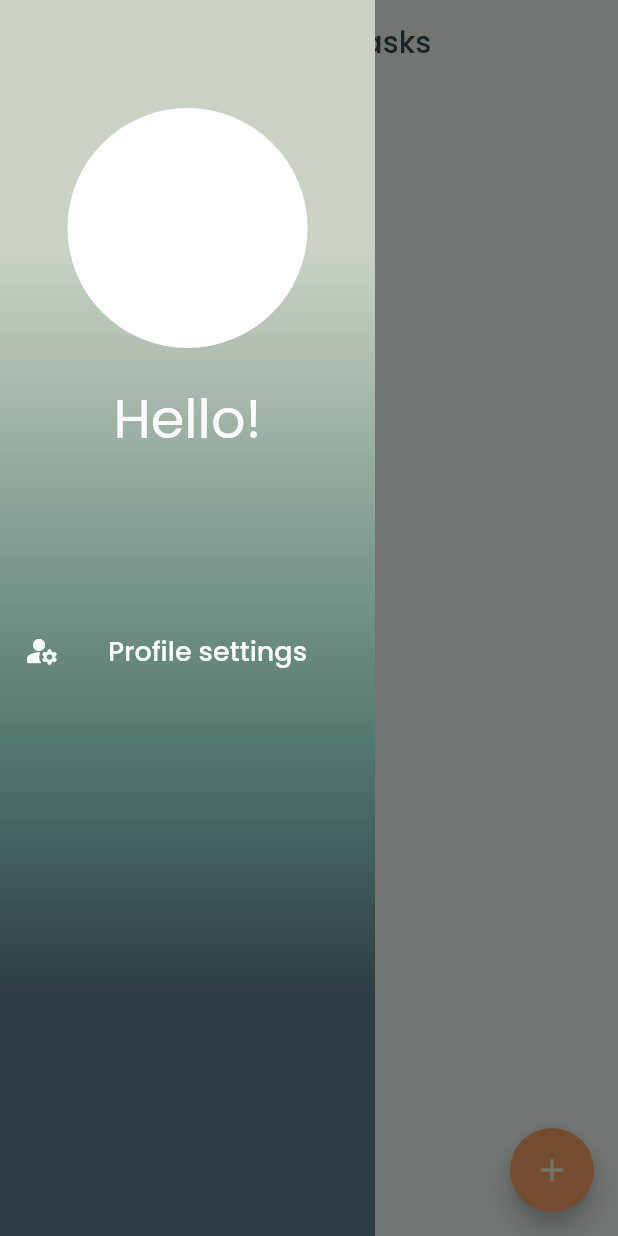
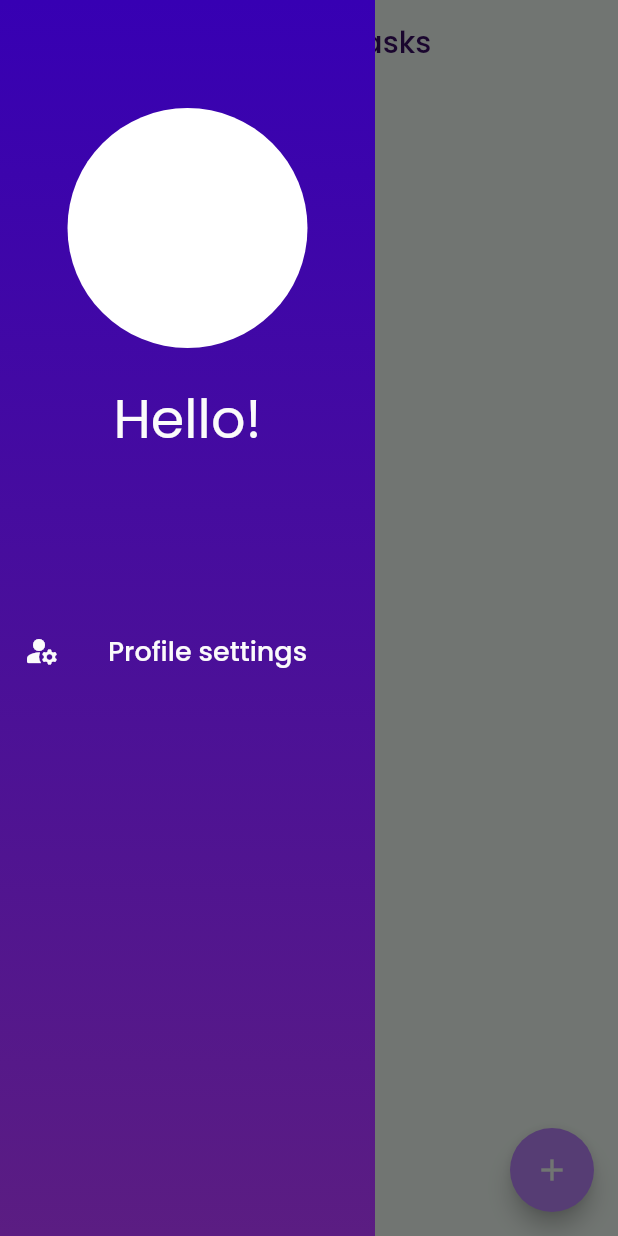
Before and after one commit to ninagebalska/what_to_do_app, a Flutter app: the screen it shows once a user with an empty profile is signed in, with the side drawer open, on a phone screen of 412 x 824 dp. Run offline on Flutter 3.47's test engine with Material 2 defaults, Android fonts, the phone set to English and light mode, and no system bars; our stand-ins replace bloc, cloud_firestore, firebase_auth, firebase_core, flutter_bloc, google_fonts; missing offline and left inert: firebase_ui_auth; accounts and stored records are empty.

Commit message:
Change ui colors

```diff
--- a/lib/features/drawer/drawer.dart
+++ b/lib/features/drawer/drawer.dart
@@ -1,5 +1,6 @@
 import 'package:flutter/material.dart';
 import 'package:google_fonts/google_fonts.dart';
+import 'package:what_to_do_app/auth/user_profile.dart';
 
 class NavigationDrawer extends StatelessWidget {
   const NavigationDrawer({super.key});
@@ -12,15 +13,9 @@ class NavigationDrawer extends StatelessWidget {
           gradient: LinearGradient(
             begin: Alignment.topCenter,
             end: Alignment.bottomCenter,
-            stops: [
-              0.2,
-              0.6,
-              0.8,
-            ],
             colors: [
-              Color(0xffCAD2C5),
-              Color(0xff52796F),
-              Color(0xFF2F3E46),
+              Color(0xFF3700B3),
+              Color(0xFF5B1D82),
             ],
           ),
         ),
@@ -66,7 +61,13 @@ class NavigationDrawer extends StatelessWidget {
                     color: const Color(0xFFfbfbfb),
                   ),
                 ),
-                onTap: () => UserProfile(),
+                onTap: () {
+                  Navigator.of(context).push(
+                    MaterialPageRoute(
+                      builder: (context) => const UserProfile(),
+                    ),
+                  );
+                },
               ),
             ],
           ),
--- a/lib/features/home/page/home_page.dart
+++ b/lib/features/home/page/home_page.dart
@@ -21,7 +21,8 @@ class HomePage extends StatelessWidget {
         title: Text(
           'Your Daily Tasks',
           style: GoogleFonts.poppins(
-            color: const Color(0xFF354F52),
+            color: const Color(0xFF390C65),
+            fontWeight: FontWeight.w500,
           ),
         ),
         backgroundColor: Colors.transparent,
@@ -29,7 +30,7 @@ class HomePage extends StatelessWidget {
       drawer: const NavigationDrawer(),
       body: const _HomePageBody(),
       floatingActionButton: FloatingActionButton(
-        backgroundColor: const Color(0xFFFDA769),
+        backgroundColor: const Color(0xFFBB86FC),
         onPressed: () {
           showDialog(
             context: context,
@@ -113,7 +114,7 @@ class _EventTile extends StatelessWidget {
       margin: const EdgeInsets.symmetric(horizontal: 20, vertical: 15),
       padding: const EdgeInsets.all(10),
       decoration: BoxDecoration(
-        color: const Color(0xFF52796F),
+        color: const Color(0xFF6200EE),
         borderRadius: BorderRadius.circular(17),
         boxShadow: [
           BoxShadow(
--- a/lib/main.dart
+++ b/lib/main.dart
@@ -20,7 +20,7 @@ class MyApp extends StatelessWidget {
     return MaterialApp(
       title: 'Flutter Demo',
       theme: ThemeData(
-        primarySwatch: Colors.orange,
+        primarySwatch: Colors.purple,
       ),
       home: const AuthGate(),
     );
```
Also changed, not shown: lib/auth/user_profile.dart (added, +35 -0 lines).
